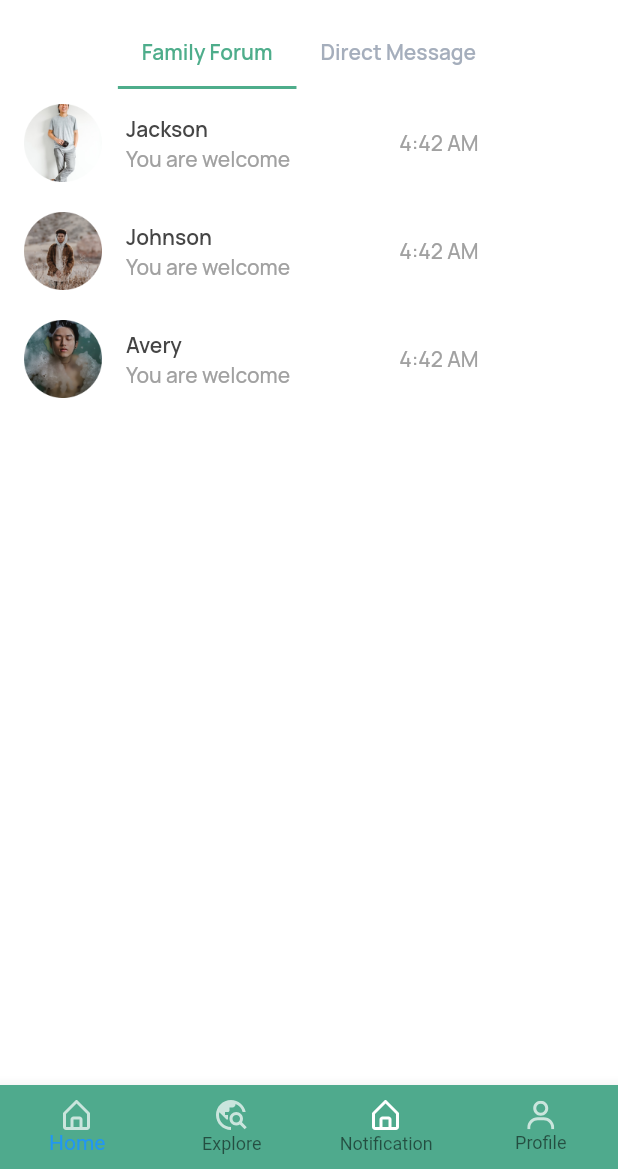
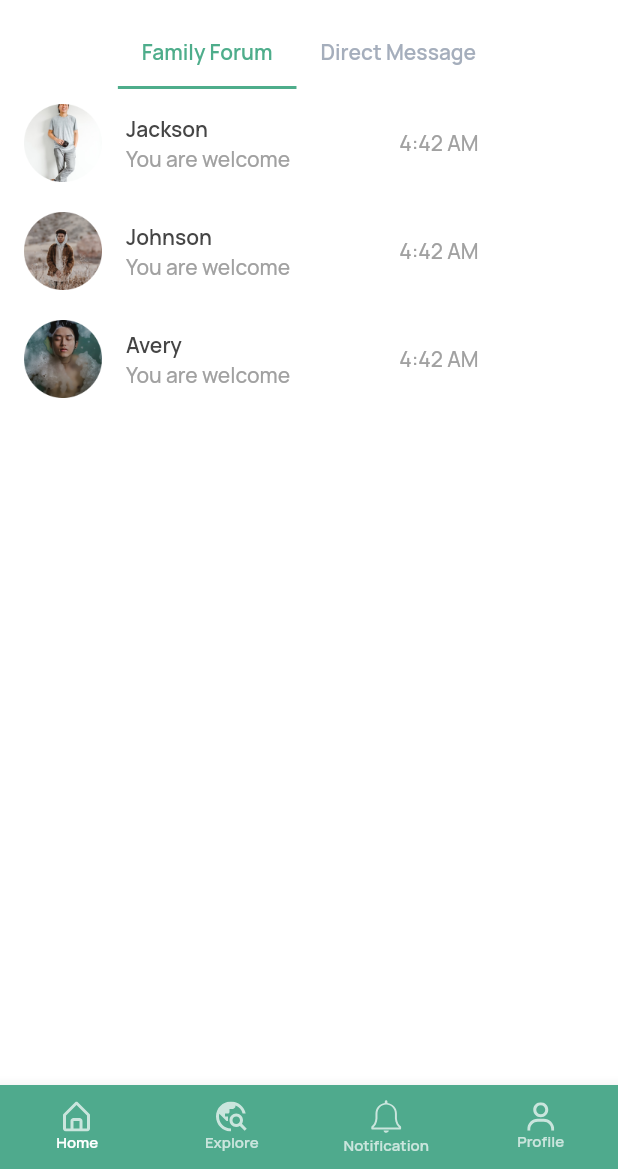
Before and after one commit to cr34t1ve/OakSocial, a Flutter app: the screen it shows after launch, on a phone screen of 412 x 824 dp, the part 67-1236 px from its top. Run offline on Flutter 3.47's test engine with Material 2 defaults, Android fonts, the phone set to English and light mode, and no system bars; our stand-ins replace flutter_svg.

Commit message:
bottom navigation bar constructed

```diff
--- a/lib/screens/navpage/navpage.dart
+++ b/lib/screens/navpage/navpage.dart
@@ -21,6 +21,28 @@ class _NavPageState extends State<NavPage> {
   Widget build(BuildContext context) {
     return Scaffold(
       bottomNavigationBar: BottomNavigationBar(
+        // unselectedIconTheme: IconThemeData(
+        //   color: Colors.black
+        // ),
+        // selectedIconTheme: IconThemeData(
+        //   color: Colors.pink,
+        //   opacity: 0.5,
+        //   size: 20.0
+        // ),
+        unselectedItemColor: Color(0xFFCAE5DD),
+        selectedItemColor: Colors.white,
+        unselectedLabelStyle: TextStyle(
+          fontFamily: 'Manrope',
+          fontWeight: FontWeight.w600,
+          fontSize: 10.0,
+          // color: Colors.white
+        ),
+        selectedLabelStyle: TextStyle(
+          fontFamily: 'Manrope',
+          fontWeight: FontWeight.w600,
+          fontSize: 10.0,
+          // color: Colors.white
+        ),
         currentIndex: _currentIndex,
         onTap: (index) {
           setState(() {
@@ -37,7 +59,7 @@ class _NavPageState extends State<NavPage> {
               icon: SvgPicture.asset('assets/images/Vector-1.svg'),
               label: 'Explore'),
           BottomNavigationBarItem(
-              icon: SvgPicture.asset('assets/images/Vector-3.svg'),
+              icon: SvgPicture.asset('assets/images/clarity_notification-line.svg'),
               label: 'Notification'),
           BottomNavigationBarItem(
               icon: SvgPicture.asset('assets/images/Vector-2.svg'),
```
Also changed, not shown: assets/images/clarity_notification-line.svg (added).
